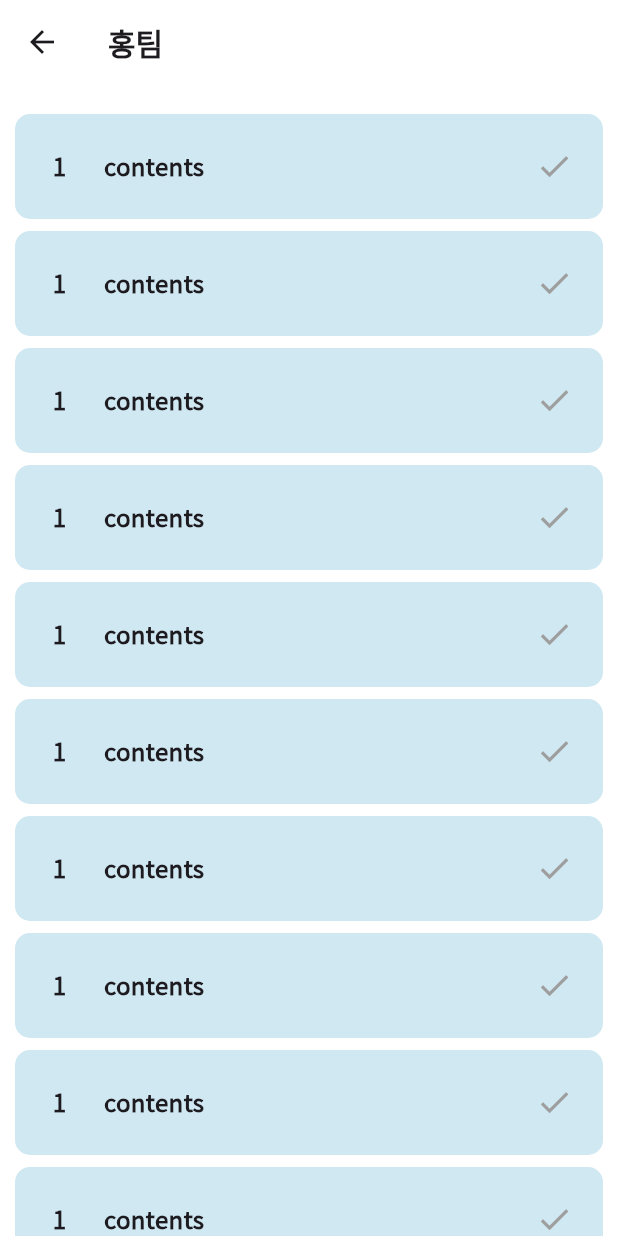
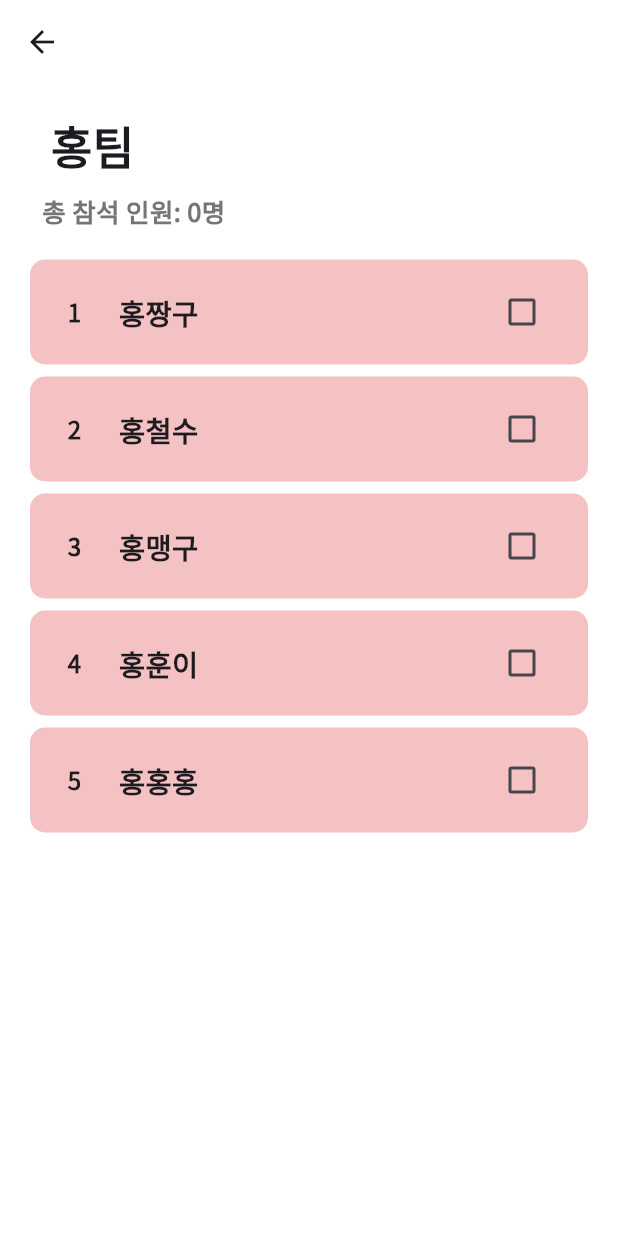
Before and after one commit to pre-per/nambu_admin, a Flutter app: the Sportscreen screen opened directly, after a tap on an icon or button, on a phone screen of 412 x 824 dp. Run offline on Flutter 3.47's test engine with Material 3 defaults, Android fonts, the phone set to English and light mode, and no system bars; our stand-ins replace google_fonts, table_calendar.

Commit message:
[screen] sportscreen - teamView

```diff
--- a/lib/component/sportpersonalcard.dart
+++ b/lib/component/sportpersonalcard.dart
@@ -1,19 +1,26 @@
 import 'package:flutter/material.dart';
+import 'package:nambu_admin/provider/sportpersonprovider.dart';
+import 'package:provider/provider.dart';
 
 class Sportpersonalcard extends StatelessWidget {
-  final double w_mdof;
-  final Color color;
+  final int index;
 
-  Sportpersonalcard({required this.w_mdof, required this.color, super.key});
+  Sportpersonalcard({required this.index, super.key});
 
   @override
   Widget build(BuildContext context) {
-    return GestureDetector(
+    final provider = Provider.of<SportpersonProvider>(context);
+    final person = provider.list[index];
+
+    return Padding(
+      padding: const EdgeInsets.only(bottom: 8.0),
+      child: GestureDetector(
+        onTap: () {},
         child: Container(
-        width: w_mdof,
+          width: MediaQuery.of(context).size.width,
           height: 70.0,
           decoration: BoxDecoration(
-          color: color,
+            color: provider.isBlueTeam ? Color(0xFFD0E8F2) : Color(0xFFF4C2C2),
             borderRadius: BorderRadius.circular(10.0),
           ),
           child: Padding(
@@ -22,17 +29,25 @@ class Sportpersonalcard extends StatelessWidget {
               mainAxisAlignment: MainAxisAlignment.spaceBetween,
               children: [
                 const SizedBox(width: 15.0),
-              Text('1',
+                Text(person.num.toString(),
                     style:
                         TextStyle(fontSize: 16.0, fontWeight: FontWeight.w600)),
                 const SizedBox(width: 25.0),
                 Expanded(
-                  child: Text('contents',
+                    child: Text(person.name,
                         style: TextStyle(
-                          fontSize: 16.0, fontWeight: FontWeight.w600))),
-              Icon(Icons.check, size: 25.0, color: Colors.grey),
+                            fontSize: 19.0, fontWeight: FontWeight.w600))),
+                Checkbox(
+                  value: person.isChecked,
+                  onChanged: (bool? value) {
+                    provider.toggleCheck(index);
+                  },
+                  activeColor: Colors.yellowAccent,
+                  checkColor: Colors.black,
+                ),
                 const SizedBox(width: 10.0),
               ],
+            ),
           ),
         ),
       ),
--- a/lib/main.dart
+++ b/lib/main.dart
@@ -4,6 +4,7 @@ import 'package:nambu_admin/provider/calendaraddplanprovider.dart';
 import 'package:nambu_admin/provider/calendarprovider.dart';
 import 'package:nambu_admin/provider/navigationbarprovider.dart';
 import 'package:nambu_admin/provider/noticewritingprovider.dart';
+import 'package:nambu_admin/provider/sportpersonprovider.dart';
 import 'package:provider/provider.dart';
 import 'package:intl/date_symbol_data_local.dart';
 import 'package:nambu_admin/screen/main/calendarscreen.dart';
@@ -21,6 +22,7 @@ void main() async {
         ChangeNotifierProvider(create: (_) => Calendarprovider()),
         ChangeNotifierProvider(create: (_) => NoticeProvider()),
         ChangeNotifierProvider(create: (_) => Calendaraddplanprovider()),
+        ChangeNotifierProvider(create: (_) => SportpersonProvider()),
       ],
       child: MyApp(),
     ),
--- /dev/null
+++ b/lib/model/sportpersonmodel.dart
@@ -0,0 +1,11 @@
+class Sportpersonmodel {
+  String name;
+  int num;
+  bool isChecked;
+
+  Sportpersonmodel({
+    this.name = '',
+    this.num = -1,
+    this.isChecked = false,
+  });
+}
--- /dev/null
+++ b/lib/provider/sportpersonprovider.dart
@@ -0,0 +1,44 @@
+import 'package:flutter/cupertino.dart';
+import 'package:nambu_admin/model/sportpersonmodel.dart';
+
+class SportpersonProvider with ChangeNotifier {
+  List<Sportpersonmodel> _blueTeam = [
+    Sportpersonmodel(name: '청짱구', num: 1, isChecked: false),
+    Sportpersonmodel(name: '청철수', num: 2, isChecked: false),
+    Sportpersonmodel(name: '청맹구', num: 3, isChecked: false),
+    Sportpersonmodel(name: '청훈이', num: 4, isChecked: false),
+  ];
+
+  List<Sportpersonmodel> _redTeam = [
+    Sportpersonmodel(name: '홍짱구', num: 1, isChecked: false),
+    Sportpersonmodel(name: '홍철수', num: 2, isChecked: false),
+    Sportpersonmodel(name: '홍맹구', num: 3, isChecked: false),
+    Sportpersonmodel(name: '홍훈이', num: 4, isChecked: false),
+    Sportpersonmodel(name: '홍홍홍', num: 5, isChecked: false),
+  ];
+
+  bool _isBlueTeam = true;
+
+  List<Sportpersonmodel> get list => _isBlueTeam ? _blueTeam : _redTeam;
+  bool get isBlueTeam => _isBlueTeam;
+
+  List<Sportpersonmodel> get blueTeam => _blueTeam;
+  List<Sportpersonmodel> get redTeam => _redTeam;
+
+  int get blueCheckedCount => _blueTeam.where((item) => item.isChecked).length;
+  int get redCheckedCount => _redTeam.where((item) => item.isChecked).length;
+
+  void switchTeam(bool isBlue) {
+    _isBlueTeam = isBlue;
+    notifyListeners();
+  }
+
+  void toggleCheck(int index) {
+    if (_isBlueTeam) {
+      _blueTeam[index].isChecked = !_blueTeam[index].isChecked;
+    } else {
+      _redTeam[index].isChecked = !_redTeam[index].isChecked;
+    }
+    notifyListeners();
+  }
+}
--- a/lib/screen/sub/sportscreen.dart
+++ b/lib/screen/sub/sportscreen.dart
@@ -1,6 +1,8 @@
 import 'package:flutter/material.dart';
 import 'package:nambu_admin/component/sportpersonalcard.dart';
+import 'package:nambu_admin/provider/sportpersonprovider.dart';
 import 'package:nambu_admin/screen/sub/teamview.dart';
+import 'package:provider/provider.dart';
 
 class Sportscreen extends StatelessWidget {
   const Sportscreen({super.key});
@@ -22,26 +24,44 @@ class Sportscreen extends StatelessWidget {
                 const SizedBox(height: 20.0),
                 SportscreenSearchBar(w_mdof),
                 const SizedBox(height: 30.0),
-                Text('청팀', style: TextStyle(fontSize: 20.0, fontWeight: FontWeight.w600)),
+                Text('청팀',
+                    style:
+                        TextStyle(fontSize: 20.0, fontWeight: FontWeight.w600)),
                 const SizedBox(height: 20.0),
-                Sportpersonalcard(w_mdof: w_mdof, color: Color(0xFFD0E8F2)),
-                const SizedBox(height: 8.0),
-                Sportpersonalcard(w_mdof: w_mdof, color: Color(0xFFD0E8F2)),
-                const SizedBox(height: 8.0),
-                Sportpersonalcard(w_mdof: w_mdof, color: Color(0xFFD0E8F2)),
-                const SizedBox(height: 8.0),
-                SportscreenGetMore(context, w_mdof, Color(0xFFD4EAC7), '청팀'),
+                Consumer<SportpersonProvider>(
+                  builder: (context, provider, child) {
+                    provider.switchTeam(true);
+                    return ListView.builder(
+                      shrinkWrap: true,
+                      physics: NeverScrollableScrollPhysics(),
+                      itemCount: 3,
+                      itemBuilder: (context, index) {
+                        return Sportpersonalcard(index: index);
+                      },
+                    );
+                  },
+                ),
+                SportscreenGetMore(context, w_mdof, Color(0xFFD4EAC7), true),
                 const SizedBox(height: 8.0),
                 const SizedBox(height: 20.0),
-                Text('홍팀', style: TextStyle(fontSize: 20.0, fontWeight: FontWeight.w600)),
+                Text('홍팀',
+                    style:
+                        TextStyle(fontSize: 20.0, fontWeight: FontWeight.w600)),
                 const SizedBox(height: 20.0),
-                Sportpersonalcard(w_mdof: w_mdof, color: Color(0xFFF4C2C2)),
-                const SizedBox(height: 8.0),
-                Sportpersonalcard(w_mdof: w_mdof, color: Color(0xFFF4C2C2)),
-                const SizedBox(height: 8.0),
-                Sportpersonalcard(w_mdof: w_mdof, color: Color(0xFFF4C2C2)),
-                const SizedBox(height: 8.0),
-                SportscreenGetMore(context, w_mdof, Color(0xFFD4EAC7), '홍팀'),
+                Consumer<SportpersonProvider>(
+                  builder: (context, provider, child) {
+                    provider.switchTeam(false);
+                    return ListView.builder(
+                      shrinkWrap: true,
+                      physics: NeverScrollableScrollPhysics(),
+                      itemCount: 3,
+                      itemBuilder: (context, index) {
+                        return Sportpersonalcard(index: index);
+                      },
+                    );
+                  },
+                ),
+                SportscreenGetMore(context, w_mdof, Color(0xFFD4EAC7), false),
                 const SizedBox(height: 8.0),
               ],
             ),
@@ -82,11 +102,14 @@ GestureDetector SportscreenSearchBar(double w_mdof) {
           children: [
             Icon(Icons.search, size: 25.0, color: Colors.grey[600]),
             const SizedBox(width: 15.0),
-            Text('검색어를 입력해주세요', style: TextStyle(
-              color: Colors.grey[600],
-              fontSize: 17.0,
-              fontWeight: FontWeight.w600,
-            ),)
+            Text(
+              '검색어를 입력해주세요',
+              style: TextStyle(
+                color: Colors.grey[600],
+                fontSize: 17.0,
+                fontWeight: FontWeight.w600,
+              ),
+            )
           ],
         ),
       ),
@@ -94,12 +117,12 @@ GestureDetector SportscreenSearchBar(double w_mdof) {
   );
 }
 
-GestureDetector SportscreenGetMore(BuildContext context, double w_mdof, Color color, String teamText) {
+GestureDetector SportscreenGetMore(
+    BuildContext context, double w_mdof, Color color, bool isBlueTeam) {
   return GestureDetector(
     onTap: () {
       Navigator.of(context).push(
-        MaterialPageRoute(builder: (_) => Teamview(teamText: teamText))
-      );
+          MaterialPageRoute(builder: (_) => Teamview(isBlueTeam: isBlueTeam)));
     },
     child: Container(
       width: w_mdof,
@@ -115,7 +138,7 @@ GestureDetector SportscreenGetMore(BuildContext context, double w_mdof, Color co
           children: [
             const SizedBox(width: 15.0),
             Expanded(
-                child: Text('${teamText} 전체보기',
+                child: Text('${isBlueTeam ? '청팀' : '홍팀'} 전체보기',
                     style: TextStyle(
                         fontSize: 16.0, fontWeight: FontWeight.w600))),
             Icon(Icons.navigate_next, size: 25.0, color: Colors.grey),
--- a/lib/screen/sub/teamview.dart
+++ b/lib/screen/sub/teamview.dart
@@ -1,65 +1,44 @@
 import 'package:flutter/material.dart';
 import 'package:nambu_admin/component/sportpersonalcard.dart';
+import 'package:nambu_admin/provider/sportpersonprovider.dart';
+import 'package:provider/provider.dart';
 
 class Teamview extends StatelessWidget {
-  final String teamText;
+  final bool isBlueTeam;
 
-  const Teamview({required this.teamText, super.key});
+  const Teamview({required this.isBlueTeam, super.key});
 
   @override
   Widget build(BuildContext context) {
-    final double w_mdof = MediaQuery.of(context).size.width;
+    final provider = Provider.of<SportpersonProvider>(context);
+    provider.switchTeam(isBlueTeam);
 
     return Scaffold(
       backgroundColor: Colors.white,
-      appBar: TeamviewAppBar(teamText),
+      appBar: AppBar(scrolledUnderElevation: 0),
       body: Padding(
-        padding: const EdgeInsets.symmetric(horizontal: 10.0),
-        child: ListView(
+        padding: const EdgeInsets.symmetric(horizontal: 20.0),
+        child: Column(
+          crossAxisAlignment: CrossAxisAlignment.start,
           children: [
-            Column(
-              children: [
-                const SizedBox(height: 20.0),
-                Sportpersonalcard(w_mdof: w_mdof, color: Color(0xFFD0E8F2)),
-                const SizedBox(height: 8.0),
-                Sportpersonalcard(w_mdof: w_mdof, color: Color(0xFFD0E8F2)),
-                const SizedBox(height: 8.0),
-                Sportpersonalcard(w_mdof: w_mdof, color: Color(0xFFD0E8F2)),
-                const SizedBox(height: 8.0),
-                Sportpersonalcard(w_mdof: w_mdof, color: Color(0xFFD0E8F2)),
-                const SizedBox(height: 8.0),
-                Sportpersonalcard(w_mdof: w_mdof, color: Color(0xFFD0E8F2)),
-                const SizedBox(height: 8.0),
-                Sportpersonalcard(w_mdof: w_mdof, color: Color(0xFFD0E8F2)),
-                const SizedBox(height: 8.0),
-                Sportpersonalcard(w_mdof: w_mdof, color: Color(0xFFD0E8F2)),
-                const SizedBox(height: 8.0),
-                Sportpersonalcard(w_mdof: w_mdof, color: Color(0xFFD0E8F2)),
-                const SizedBox(height: 8.0),
-                Sportpersonalcard(w_mdof: w_mdof, color: Color(0xFFD0E8F2)),
-                const SizedBox(height: 8.0),
-                Sportpersonalcard(w_mdof: w_mdof, color: Color(0xFFD0E8F2)),
-                const SizedBox(height: 8.0),
-                Sportpersonalcard(w_mdof: w_mdof, color: Color(0xFFD0E8F2)),
-                const SizedBox(height: 8.0),
-                Sportpersonalcard(w_mdof: w_mdof, color: Color(0xFFD0E8F2)),
-                const SizedBox(height: 8.0),
-                const SizedBox(height: 20.0),
-              ],
-            )
+            const SizedBox(height: 20.0),
+            Text('  ${isBlueTeam ? '청팀' : '홍팀'}',
+                style: TextStyle(fontSize: 30.0, fontWeight: FontWeight.w600)),
+            const SizedBox(height: 10.0),
+            Text('  총 참석 인원: ${isBlueTeam ? provider.blueCheckedCount : provider.redCheckedCount}명',
+                style: TextStyle(fontSize: 17.0, fontWeight: FontWeight.w600, color: Colors.grey[600])),
+            const SizedBox(height: 20.0),
+            Expanded(
+              child: ListView.builder(
+                  itemCount: provider.list.length,
+                  itemBuilder: (context, index) {
+                    return Sportpersonalcard(index: index);
+                  }),
+            ),
+            const SizedBox(height: 20.0),
           ],
         ),
       ),
     );
   }
 }
-
-AppBar TeamviewAppBar(String teamText) {
-  return AppBar(
-    title: Text(
-      teamText,
-      style: TextStyle(fontSize: 20.0, fontWeight: FontWeight.w600),
-    ),
-    scrolledUnderElevation: 0,
-  );
-}
```
Also changed, not shown: 1 other file. Lines whose indentation alone changed are shown as unchanged.
